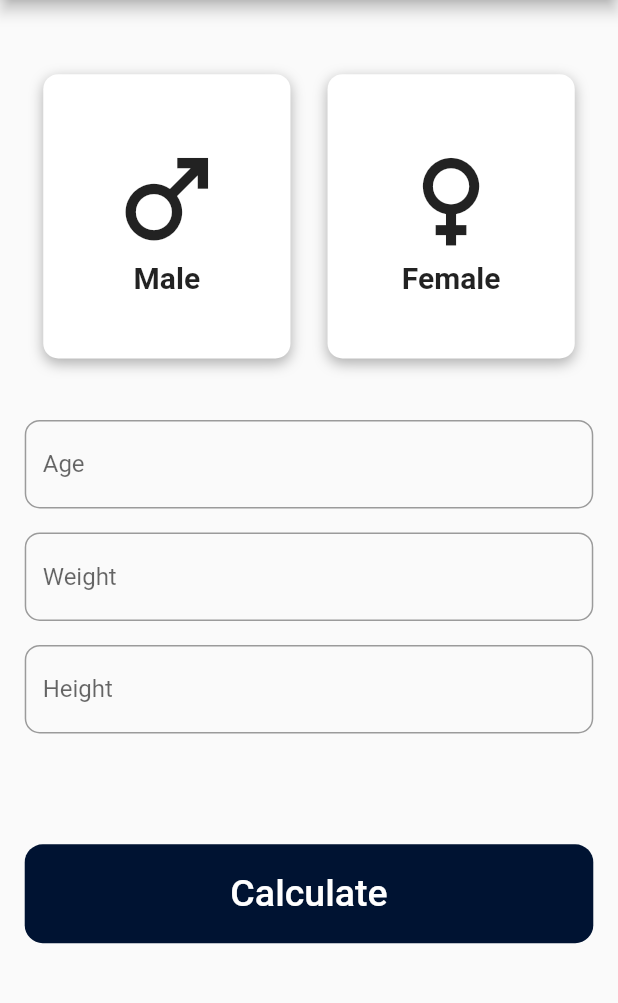
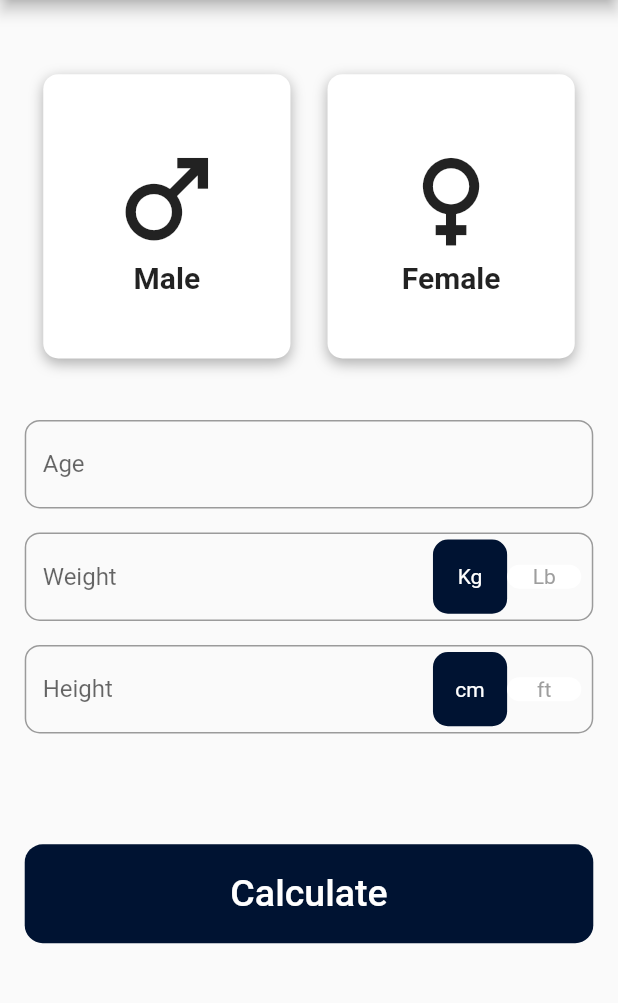
Before and after one commit to SasithaDil/TDEE, a Flutter app: the screen it shows after launch, on a phone screen of 412 x 824 dp, the part 84-1087 px from its top. Run offline on Flutter 3.47's test engine with Material 2 defaults, Android fonts, the phone set to English and light mode, and no system bars; our stand-ins replace equatable, flutter_bloc.

Commit message:
Added trailing and leading buttons to the text fields

```diff
--- a/lib/features/home/presentation/home_screen.dart
+++ b/lib/features/home/presentation/home_screen.dart
@@ -80,15 +80,29 @@ class _HomeScreenState extends State<HomeScreen> {
                   text: "Age",
                   keyboardType: TextInputType.number,
                 ),
+                Column(
+                  children: [
                     CustomTextField(
+                      leadingTextClicked: () {},
                       controller: weightTextController,
                       text: "Weight",
                       keyboardType: TextInputType.number,
+                      isVisible: true,
+                      leadingSuffixText: "Kg",
+                      trailingSuffixText: "Lb",
+                      leadingColor: primaryColor,
                     ),
                     CustomTextField(
+                      trailingTextClicked: () {},
                       controller: heightTextController,
                       text: "Height",
                       keyboardType: TextInputType.number,
+                      isVisible: true,
+                      leadingSuffixText: "cm",
+                      trailingSuffixText: "ft",
+                      trailingColor: AppColors.innactiveColor,
+                    ),
+                  ],
                 ),
                 SizedBox(
                   height: context.defaultPadding * 2,
--- a/lib/features/home/presentation/widgets/custom_text_field.dart
+++ b/lib/features/home/presentation/widgets/custom_text_field.dart
@@ -1,4 +1,7 @@
 import 'package:flutter/material.dart';
+
+import 'package:tdee/core/screen_utils.dart';
+import 'package:tdee/utils/colors.dart';
 
 class CustomTextField extends StatelessWidget {
   const CustomTextField({
@@ -6,11 +9,29 @@ class CustomTextField extends StatelessWidget {
     required this.text,
     required this.keyboardType,
     required this.controller,
+    this.isVisible,
+    this.leadingSuffixText,
+    this.trailingSuffixText,
+    this.leadingTextClicked,
+    this.trailingTextClicked,
+    this.leadingTextColor,
+    this.trailingTextColor,
+    this.leadingColor,
+    this.trailingColor,
   }) : super(key: key);
 
   final String text;
   final TextInputType keyboardType;
   final TextEditingController controller;
+  final bool? isVisible;
+  final String? leadingSuffixText;
+  final String? trailingSuffixText;
+  final VoidCallback? leadingTextClicked;
+  final VoidCallback? trailingTextClicked;
+  final Color? leadingTextColor;
+  final Color? trailingTextColor;
+  final Color? leadingColor;
+  final Color? trailingColor;
 
   @override
   Widget build(BuildContext context) {
@@ -19,6 +40,57 @@ class CustomTextField extends StatelessWidget {
       child: TextFormField(
         controller: controller,
         decoration: InputDecoration(
+          suffixIcon: SizedBox(
+            width: context.mQWidth * 0.3,
+            child: Padding(
+              padding: const EdgeInsets.only(right: 8.0),
+              child: Visibility(
+                visible: isVisible ?? false,
+                child: Row(
+                  mainAxisAlignment: MainAxisAlignment.end,
+                  children: [
+                    GestureDetector(
+                      onTap: leadingTextClicked ?? () {},
+                      child: Container(
+                        decoration: BoxDecoration(
+                          borderRadius: BorderRadius.circular(10.0),
+                          color: leadingColor ?? primaryColor,
+                        ),
+                        width: context.mQWidth * 0.12,
+                        height: context.mQWidth * 0.12,
+                        child: Center(
+                          child: Text(
+                            leadingSuffixText ?? "",
+                            style: TextStyle(
+                                color:
+                                    leadingTextColor ?? AppColors.innactiveColor),
+                          ),
+                        ),
+                      ),
+                    ),
+                    GestureDetector(
+                      onTap: trailingTextClicked ?? () {},
+                      child: Container(
+                        decoration: BoxDecoration(
+                          borderRadius: BorderRadius.circular(10.0),
+                          color: trailingColor ?? AppColors.innactiveColor,
+                        ),
+                        width: context.mQWidth * 0.12,
+                        child: Center(
+                          child: Text(
+                            trailingSuffixText ?? "",
+                            style: TextStyle(
+                              color: trailingTextColor ?? AppColors.activeColor,
+                            ),
+                          ),
+                        ),
+                      ),
+                    ),
+                  ],
+                ),
+              ),
+            ),
+          ),
           border: OutlineInputBorder(
             borderRadius: BorderRadius.circular(10.0),
           ),
```
Lines whose indentation alone changed are shown as unchanged.
